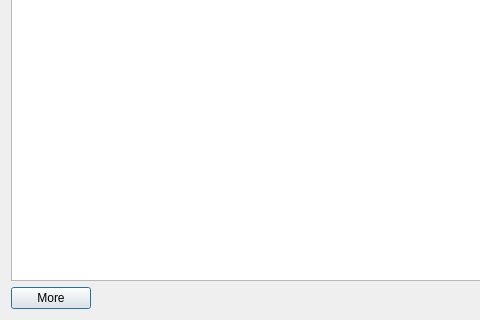
First picture: the form in src/libs/extensionsystem/pluginview.ui, repository ABBAPOH/andromeda, before the edit; both pictures show x 0 to 480 and y 160 to 480 of the 640 by 480 pixel window.
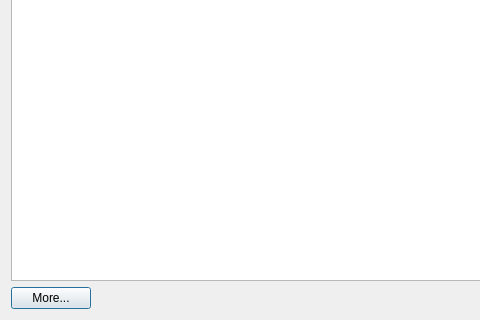
Second picture: the form after the edit.

```diff
--- a/src/libs/extensionsystem/pluginview.ui
+++ b/src/libs/extensionsystem/pluginview.ui
@@ -22,7 +22,7 @@
      <item>
       <widget class="QPushButton" name="pushButton_More">
        <property name="text">
-        <string>More</string>
+        <string>More...</string>
        </property>
       </widget>
      </item>
```
